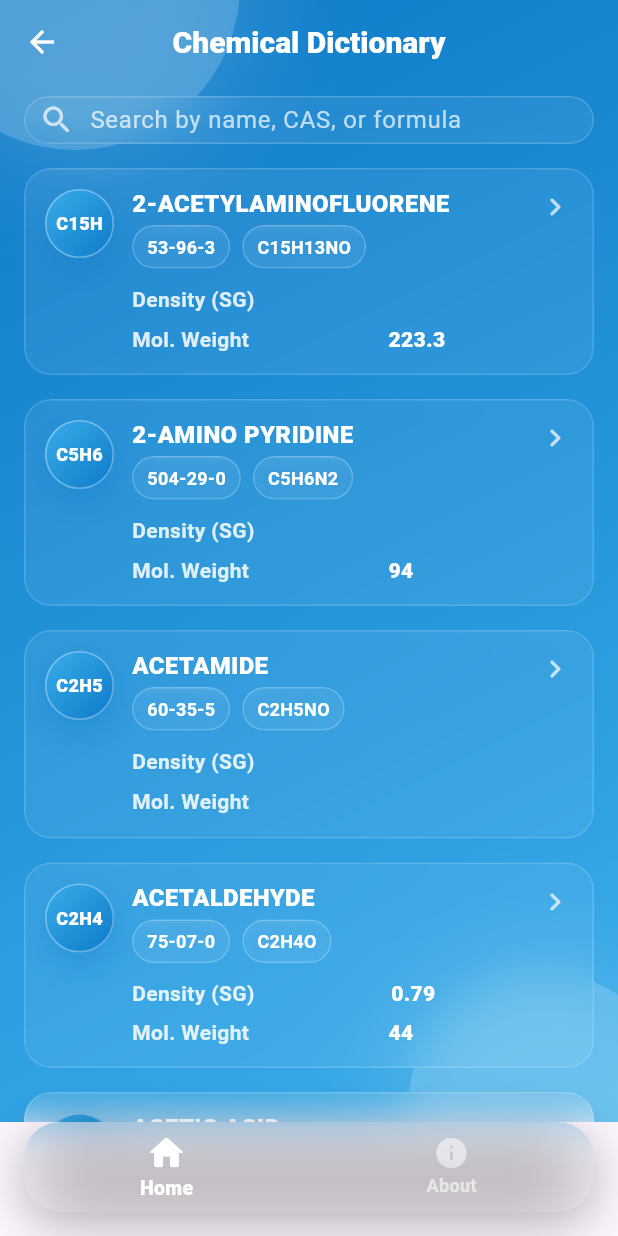
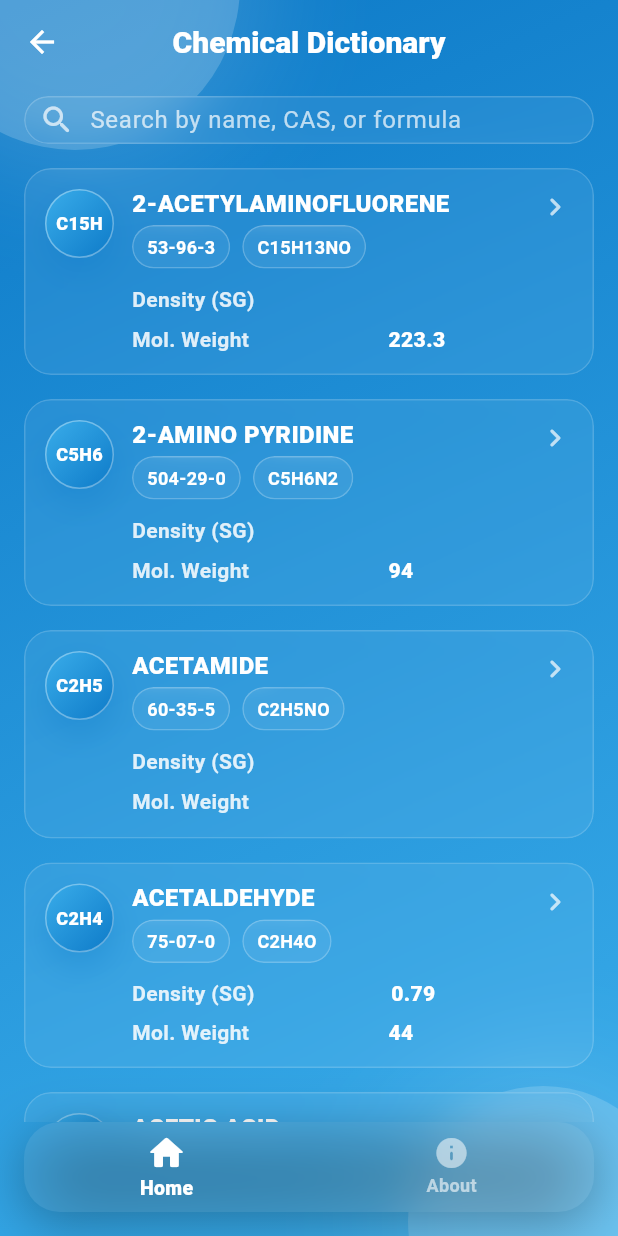
Before and after one commit to Esco-AI/filtracheck-app, a Flutter app: the ChemicalDictionaryScreen screen opened directly, on a phone screen of 412 x 824 dp. Run offline on Flutter 3.47's test engine with Material 3 defaults, Android fonts, the phone set to English and light mode, and no system bars; our stand-ins replace csv, dropdown_search, equatable, flutter_svg.

Commit message:
feat: refine navbar on chemical dictionary

```diff
--- a/lib/chemical_dictionary/screens/chemical_dictionary_screen.dart
+++ b/lib/chemical_dictionary/screens/chemical_dictionary_screen.dart
@@ -71,6 +71,8 @@ class _ChemicalDictionaryScreenState extends State<ChemicalDictionaryScreen> {
   @override
   Widget build(BuildContext context) {
     return Scaffold(
+      backgroundColor: Colors.transparent,
+      extendBody: true,
       extendBodyBehindAppBar: true,
       appBar: AppBar(
         backgroundColor: Colors.transparent,
```
